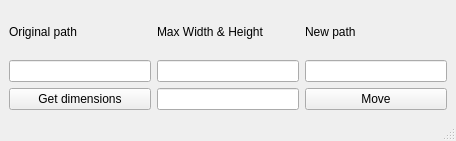
Qt form Image-size-checker/imagesizechecker.ui (Ipa-oss/Image-size-checker) before a commit.
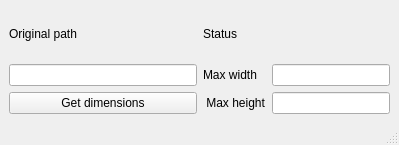
The same form after that commit.

Commit message: Moved most variables into header. Improved UI.

```diff
--- a/Image-size-checker/imagesizechecker.ui
+++ b/Image-size-checker/imagesizechecker.ui
@@ -6,62 +6,74 @@
    <rect>
     <x>0</x>
     <y>0</y>
-    <width>456</width>
-    <height>141</height>
+    <width>399</width>
+    <height>145</height>
    </rect>
   </property>
   <property name="windowTitle">
    <string>ImageSizeChecker</string>
   </property>
   <widget class="QWidget" name="centralwidget">
-   <layout class="QGridLayout" name="gridLayout">
-    <item row="1" column="0">
-     <widget class="QLineEdit" name="origPath"/>
-    </item>
-    <item row="0" column="0">
+   <layout class="QHBoxLayout" name="horizontalLayout">
+    <item>
+     <layout class="QVBoxLayout" name="verticalLayout">
+      <item>
      <widget class="QLabel" name="label">
       <property name="text">
        <string>Original path</string>
       </property>
      </widget>
     </item>
-    <item row="0" column="2">
-     <widget class="QLabel" name="label_2">
-      <property name="text">
-       <string>New path</string>
-      </property>
-     </widget>
-    </item>
-    <item row="2" column="0">
+      <item>
+       <widget class="QLineEdit" name="origPath"/>
+      </item>
+      <item>
      <widget class="QPushButton" name="getDim">
       <property name="text">
        <string>Get dimensions</string>
       </property>
      </widget>
     </item>
-    <item row="1" column="2">
-     <widget class="QLineEdit" name="newPath"/>
+     </layout>
     </item>
-    <item row="2" column="2">
-     <widget class="QPushButton" name="move">
-      <property name="text">
-       <string>Move</string>
-      </property>
-     </widget>
-    </item>
-    <item row="0" column="1">
-     <widget class="QLabel" name="label_3">
+    <item>
+     <layout class="QVBoxLayout" name="verticalLayout_2">
+      <item>
+       <widget class="QLabel" name="statusLabel">
+        <property name="contextMenuPolicy">
+         <enum>Qt::ContextMenuPolicy::NoContextMenu</enum>
+        </property>
       <property name="text">
-       <string>Max Width &amp; Height</string>
+         <string>Status</string>
       </property>
      </widget>
     </item>
+      <item>
+       <layout class="QGridLayout" name="gridLayout">
     <item row="1" column="1">
-     <widget class="QLineEdit" name="maxWidth"/>
-    </item>
-    <item row="2" column="1">
      <widget class="QLineEdit" name="maxHeight"/>
     </item>
+        <item row="1" column="0">
+         <widget class="QLabel" name="label_2">
+          <property name="text">
+           <string> Max height</string>
+          </property>
+         </widget>
+        </item>
+        <item row="0" column="0">
+         <widget class="QLabel" name="label_3">
+          <property name="text">
+           <string>Max width</string>
+          </property>
+         </widget>
+        </item>
+        <item row="0" column="1">
+         <widget class="QLineEdit" name="maxWidth"/>
+        </item>
+       </layout>
+      </item>
+     </layout>
+    </item>
    </layout>
   </widget>
   <widget class="QMenuBar" name="menubar">
```
Left out of the diff: 2 changed lines with no effect on the pictures. Lines whose indentation alone changed are shown as unchanged. The commit also changes 2 other files.
